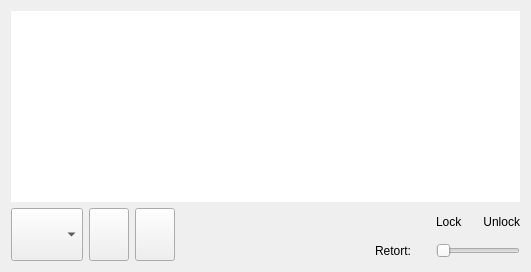
Above: HimalayaMain/Gui/Components/Dashboard/Forms/DashboardWidget.ui from Liyezhong/Master before the change. Below: the same form after it.
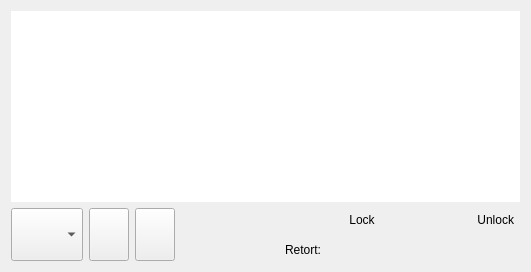
That is the form after the change. Icons and pictures are not drawn. Custom widgets are drawn as their Qt base class.

Commit message: Removed some code for retort lock/unlock.

The edit to the form file:
```diff
--- a/HimalayaMain/Gui/Components/Dashboard/Forms/DashboardWidget.ui
+++ b/HimalayaMain/Gui/Components/Dashboard/Forms/DashboardWidget.ui
@@ -116,6 +116,76 @@
      </item>
      <item>
       <layout class="QGridLayout" name="gridLayout">
+       <property name="sizeConstraint">
+        <enum>QLayout::SetNoConstraint</enum>
+       </property>
+       <item row="1" column="2" colspan="5">
+        <layout class="QHBoxLayout" name="horizontalLayout_6">
+         <item>
+          <widget class="QLabel" name="labelBackground">
+           <property name="frameShadow">
+            <enum>QFrame::Sunken</enum>
+           </property>
+           <property name="text">
+            <string/>
+           </property>
+           <property name="pixmap">
+            <pixmap resource="../../../../../../Platform/Gui/Components/MainMenu/Resource/MainMenu.qrc">:/HimalayaImages/Color/Color_7045.png</pixmap>
+           </property>
+           <property name="scaledContents">
+            <bool>true</bool>
+           </property>
+          </widget>
+         </item>
+        </layout>
+       </item>
+       <item row="1" column="0">
+        <widget class="QLabel" name="labelRetort">
+         <property name="text">
+          <string>Retort:</string>
+         </property>
+        </widget>
+       </item>
+       <item row="0" column="3">
+        <spacer name="horizontalSpacer_4">
+         <property name="orientation">
+          <enum>Qt::Horizontal</enum>
+         </property>
+         <property name="sizeHint" stdset="0">
+          <size>
+           <width>40</width>
+           <height>20</height>
+          </size>
+         </property>
+        </spacer>
+       </item>
+       <item row="0" column="2">
+        <layout class="QHBoxLayout" name="horizontalLayout_2">
+         <item>
+          <widget class="QLabel" name="label">
+           <property name="text">
+            <string> Lock </string>
+           </property>
+          </widget>
+         </item>
+        </layout>
+       </item>
+       <item row="1" column="1">
+        <spacer name="horizontalSpacer">
+         <property name="orientation">
+          <enum>Qt::Horizontal</enum>
+         </property>
+         <property name="sizeType">
+          <enum>QSizePolicy::Fixed</enum>
+         </property>
+         <property name="sizeHint" stdset="0">
+          <size>
+           <width>13</width>
+           <height>20</height>
+          </size>
+         </property>
+        </spacer>
+       </item>
        <item row="0" column="0">
         <spacer name="verticalSpacer_2">
          <property name="orientation">
@@ -132,7 +202,7 @@
          </property>
         </spacer>
        </item>
-       <item row="0" column="3">
+       <item row="0" column="5">
         <widget class="QLabel" name="labelUnlock">
          <property name="layoutDirection">
           <enum>Qt::LeftToRight</enum>
@@ -145,15 +215,8 @@
          </property>
         </widget>
        </item>
-       <item row="1" column="0">
-        <widget class="QLabel" name="labelRetort">
-         <property name="text">
-          <string>Retort:</string>
-         </property>
-        </widget>
-       </item>
-       <item row="1" column="1">
-        <spacer name="horizontalSpacer">
+       <item row="0" column="4">
+        <spacer name="horizontalSpacer_3">
          <property name="orientation">
           <enum>Qt::Horizontal</enum>
          </property>
@@ -162,26 +225,12 @@
          </property>
          <property name="sizeHint" stdset="0">
           <size>
-           <width>13</width>
+           <width>40</width>
            <height>20</height>
           </size>
          </property>
         </spacer>
        </item>
-       <item row="1" column="2" colspan="2">
-        <widget class="MainMenu::CSliderControl" name="retortSlider">
-         <property name="orientation">
-          <enum>Qt::Horizontal</enum>
-         </property>
-        </widget>
-       </item>
-       <item row="0" column="2">
-        <widget class="QLabel" name="labelLock">
-         <property name="text">
-          <string>Lock</string>
-         </property>
-        </widget>
-       </item>
       </layout>
      </item>
     </layout>
@@ -189,11 +238,6 @@
   </layout>
  </widget>
  <customwidgets>
-  <customwidget>
-   <class>MainMenu::CSliderControl</class>
-   <extends>QSlider</extends>
-   <header>MainMenu/Include/SliderControl.h</header>
-  </customwidget>
   <customwidget>
    <class>Dashboard::CDashboardComboBox</class>
    <extends>QComboBox</extends>
```
Left out of the diff: 3 changed lines with no effect on the pictures. The commit also changes 11 other files.
